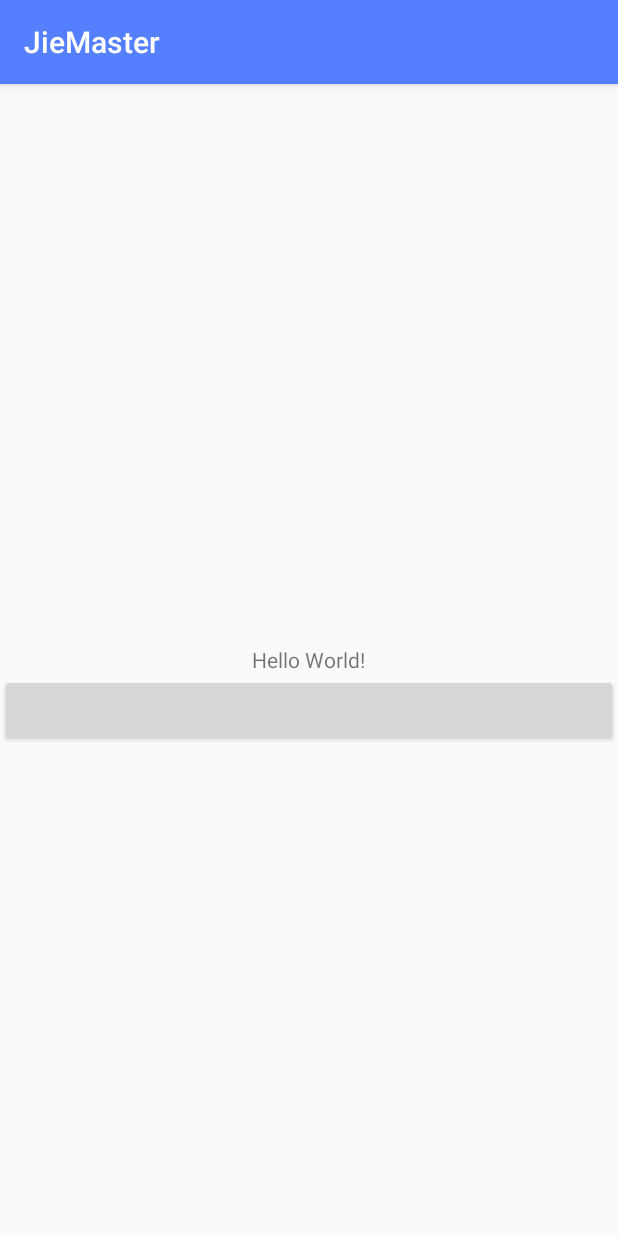
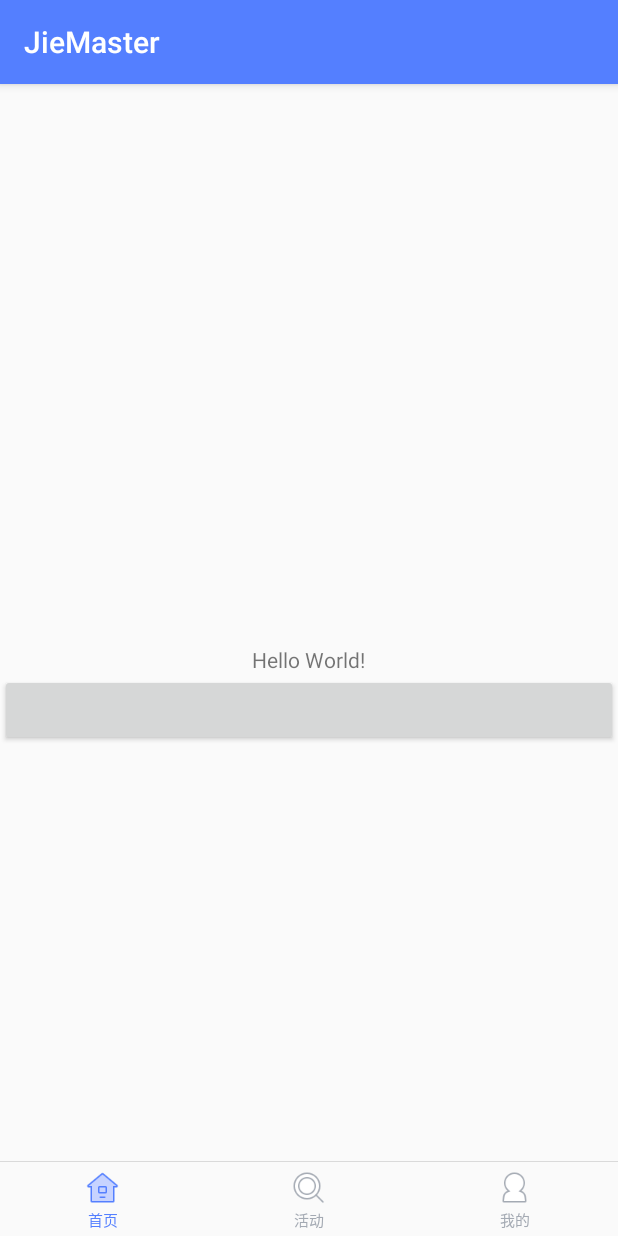
Before and after one commit to fishtzz/JieMaster, an Android app: the screen it shows after launch (MainActivity), on a phone screen of 412 x 824 dp. Run offline under Robolectric (Android 15) with nearby library versions, the phone set to English and light mode, and no system bars; our stand-ins replace RxJava.

Commit message:
首页导航加入

```diff
--- a/app/src/main/java/com/szmaster/jiemaster/MainActivity.java
+++ b/app/src/main/java/com/szmaster/jiemaster/MainActivity.java
@@ -3,6 +3,7 @@ package com.szmaster.jiemaster;
 import android.os.Bundle;
 import android.support.v7.app.AppCompatActivity;
 import android.view.View;
+import android.widget.RadioGroup;
 import android.widget.Toast;
 
 import com.google.gson.Gson;
@@ -14,14 +15,21 @@ import io.reactivex.android.schedulers.AndroidSchedulers;
 import io.reactivex.observers.DisposableObserver;
 import io.reactivex.schedulers.Schedulers;
 
-public class MainActivity extends AppCompatActivity implements View.OnClickListener {
+public class MainActivity extends AppCompatActivity implements View.OnClickListener, RadioGroup.OnCheckedChangeListener {
+    private RadioGroup mRadioGroup;
 
     @Override
     protected void onCreate(Bundle savedInstanceState) {
         super.onCreate(savedInstanceState);
         setContentView(R.layout.activity_main);
+        initView();
         findViewById(R.id.btn).setOnClickListener(this);
-//        test();
+
+    }
+
+    private void initView() {
+        mRadioGroup = findViewById(R.id.radio_group);
+        mRadioGroup.setOnCheckedChangeListener(this);
     }
 
     private void test() {
@@ -67,4 +75,18 @@ public class MainActivity extends AppCompatActivity implements View.OnClickListe
             super.onBackPressed();
         }
     }
+
+    @Override
+    public void onCheckedChanged(RadioGroup group, int checkedId) {
+        switch (checkedId) {
+            case R.id.btn_home:
+                break;
+            case R.id.btn_activity:
+                break;
+            case R.id.btn_user:
+                break;
+            default:
+                break;
+        }
+    }
 }
--- /dev/null
+++ b/app/src/main/res/color/text_selector.xml
@@ -0,0 +1,5 @@
+<?xml version="1.0" encoding="utf-8"?>
+<selector xmlns:android="http://schemas.android.com/apk/res/android">
+    <item android:color="@color/colorMain" android:state_checked="true" />
+    <item android:color="@color/colorGrey" />
+</selector>
--- /dev/null
+++ b/app/src/main/res/drawable/activity_selector.xml
@@ -0,0 +1,5 @@
+<?xml version="1.0" encoding="utf-8"?>
+<selector xmlns:android="http://schemas.android.com/apk/res/android">
+    <item android:drawable="@mipmap/ic_activity_checked" android:state_checked="true" />
+    <item android:drawable="@mipmap/ic_activity_unchecked" />
+</selector>
--- /dev/null
+++ b/app/src/main/res/drawable/home_selector.xml
@@ -0,0 +1,5 @@
+<?xml version="1.0" encoding="utf-8"?>
+<selector xmlns:android="http://schemas.android.com/apk/res/android">
+    <item android:drawable="@mipmap/ic_home_checked" android:state_checked="true" />
+    <item android:drawable="@mipmap/ic_home_unchecked" />
+</selector>
--- /dev/null
+++ b/app/src/main/res/drawable/user_selector.xml
@@ -0,0 +1,5 @@
+<?xml version="1.0" encoding="utf-8"?>
+<selector xmlns:android="http://schemas.android.com/apk/res/android">
+    <item android:drawable="@mipmap/ic_user_checked" android:state_checked="true" />
+    <item android:drawable="@mipmap/ic_user_unchecked" />
+</selector>
--- a/app/src/main/res/layout/activity_main.xml
+++ b/app/src/main/res/layout/activity_main.xml
@@ -19,5 +19,61 @@
         android:layout_height="wrap_content"
         android:layout_below="@+id/text" />
 
+    <RadioGroup
+        android:id="@+id/radio_group"
+        android:layout_width="match_parent"
+        android:layout_height="49dp"
+        android:layout_alignParentBottom="true"
+        android:orientation="horizontal"
+        android:background="#fafafa">
+
+        <RadioButton
+            android:id="@+id/btn_home"
+            android:layout_width="match_parent"
+            android:layout_height="match_parent"
+            android:layout_weight="1"
+            android:button="@null"
+            android:checked="true"
+            android:drawableTop="@drawable/home_selector"
+            android:gravity="center"
+            android:paddingTop="@dimen/radio_margin_top"
+            android:text="@string/home"
+            android:textColor="@color/text_selector"
+            android:textSize="@dimen/radio_text_size" />
+
+        <RadioButton
+            android:id="@+id/btn_activity"
+            android:layout_width="match_parent"
+            android:layout_height="match_parent"
+            android:layout_weight="1"
+            android:button="@null"
+            android:drawableTop="@drawable/activity_selector"
+            android:gravity="center"
+            android:paddingTop="@dimen/radio_margin_top"
+            android:text="@string/activity"
+            android:textColor="@color/text_selector"
+            android:textSize="@dimen/radio_text_size" />
+
+        <RadioButton
+            android:id="@+id/btn_user"
+            android:layout_width="match_parent"
+            android:layout_height="match_parent"
+            android:layout_weight="1"
+            android:button="@null"
+            android:drawableTop="@drawable/user_selector"
+            android:gravity="center"
+            android:paddingTop="@dimen/radio_margin_top"
+            android:text="@string/user"
+            android:textColor="@color/text_selector"
+            android:textSize="@dimen/radio_text_size" />
+
+    </RadioGroup>
+
+    <View
+        android:layout_width="match_parent"
+        android:layout_height="0.5dp"
+        android:layout_above="@+id/radio_group"
+        android:background="#dadada" />
+
 
 </RelativeLayout>
--- /dev/null
+++ b/app/src/main/res/values/dimens.xml
@@ -0,0 +1,5 @@
+<?xml version="1.0" encoding="utf-8"?>
+<resources>
+    <dimen name="radio_margin_top">6dp</dimen>
+    <dimen name="radio_text_size">10sp</dimen>
+</resources>
--- a/app/src/main/res/values/strings.xml
+++ b/app/src/main/res/values/strings.xml
@@ -3,4 +3,7 @@
     <string name="jie_master">借 钱 大 师</string>
     <string name="slogan">极速·省时·方便</string>
     <string name="quit">再按一次退出程序</string>
+    <string name="home">首页</string>
+    <string name="activity">活动</string>
+    <string name="user">我的</string>
 </resources>
```
Also changed, not shown: app/src/main/AndroidManifest.xml (+5 -5 lines), app/src/main/res/mipmap-xhdpi/ic_activity_checked.png (added), app/src/main/res/mipmap-xhdpi/ic_activity_unchecked.png (added), app/src/main/res/mipmap-xhdpi/ic_home_checked.png (added), app/src/main/res/mipmap-xhdpi/ic_home_unchecked.png (added), app/src/main/res/mipmap-xhdpi/ic_user_checked.png (added), app/src/main/res/mipmap-xhdpi/ic_user_unchecked.png (added).
